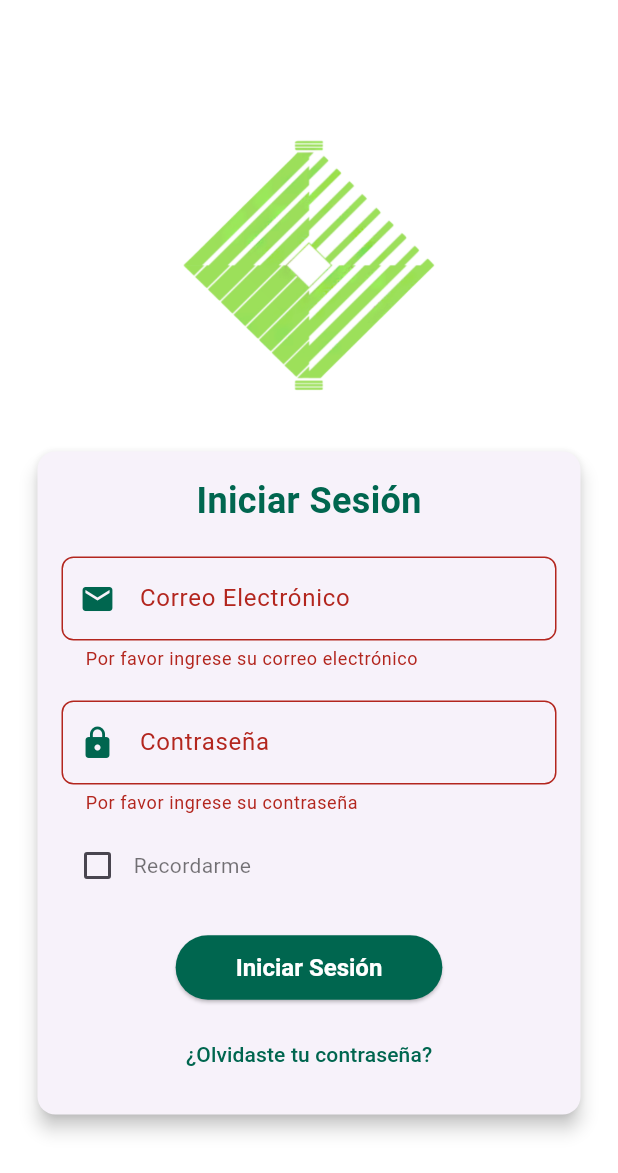
After one commit to Arielo16/UniTask, a Flutter app: the screen it shows after launch, after a tap on "Iniciar Sesión", on a phone screen of 412 x 824 dp. The commit adds this screen. Shown: the top 1173 px of the screen. Run offline on Flutter 3.47's test engine with Material 3 defaults, Android fonts, the phone set to English and light mode, and no system bars; network calls fail.

Commit message:
Update Inicio de sesión en movil

```diff
--- a/Movil/unitask_movil/lib/main.dart
+++ b/Movil/unitask_movil/lib/main.dart
@@ -1,6 +1,6 @@
 // lib/main.dart
 import 'package:flutter/material.dart';
-import 'screens/home_screen.dart';
+import 'screens/login_screen.dart';
 
 void main() {
   runApp(MyApp());
@@ -17,7 +17,7 @@ class MyApp extends StatelessWidget {
         primarySwatch: Colors.green,
         visualDensity: VisualDensity.adaptivePlatformDensity,
       ),
-      home: HomeScreen(),
+      home: LoginScreen(),
     );
   }
 }
--- /dev/null
+++ b/Movil/unitask_movil/lib/screens/login_screen.dart
@@ -0,0 +1,95 @@
+import 'package:flutter/material.dart';
+import '../services/api_service.dart';
+import '../widgets/card_inicio_sesion.dart';
+import 'home_screen.dart';
+
+class LoginScreen extends StatefulWidget {
+  const LoginScreen({super.key});
+
+  @override
+  _LoginScreenState createState() => _LoginScreenState();
+}
+
+class _LoginScreenState extends State<LoginScreen> {
+  final _formKey = GlobalKey<FormState>();
+  final TextEditingController _emailController = TextEditingController();
+  final TextEditingController _passwordController = TextEditingController();
+  bool _rememberMe = false;
+  bool _isLoading = false;
+
+  @override
+  void dispose() {
+    _emailController.dispose();
+    _passwordController.dispose();
+    super.dispose();
+  }
+
+  void _login() async {
+    if (_formKey.currentState!.validate()) {
+      setState(() {
+        _isLoading = true;
+      });
+
+      final apiService = ApiService();
+      final success = await apiService.login(
+        _emailController.text,
+        _passwordController.text,
+      );
+
+      setState(() {
+        _isLoading = false;
+      });
+
+      if (success) {
+        Navigator.pushReplacement(
+          context,
+          MaterialPageRoute(builder: (context) => const HomeScreen()),
+        );
+      } else {
+        ScaffoldMessenger.of(context).showSnackBar(
+          const SnackBar(content: Text('Error al iniciar sesión')),
+        );
+      }
+    }
+  }
+
+  @override
+  Widget build(BuildContext context) {
+    return Scaffold(
+      body: Container(
+        color: Colors.white,
+        child: Center(
+          child: SingleChildScrollView(
+            child: Padding(
+              padding: const EdgeInsets.all(16.0),
+              child: Column(
+                mainAxisSize: MainAxisSize.min,
+                children: [
+                  Image.asset(
+                    'lib/assets/UTM_Logo.png', // Ruta de tu logo
+                    height: 200, // Increased height
+                  ),
+                  const SizedBox(height: 20),
+                  _isLoading
+                      ? const CircularProgressIndicator()
+                      : CardInicioSesion(
+                          formKey: _formKey,
+                          emailController: _emailController,
+                          passwordController: _passwordController,
+                          rememberMe: _rememberMe,
+                          onRememberMeChanged: (value) {
+                            setState(() {
+                              _rememberMe = value!;
+                            });
+                          },
+                          onLogin: _login,
+                        ),
+                ],
+              ),
+            ),
+          ),
+        ),
+      ),
+    );
+  }
+}
--- /dev/null
+++ b/Movil/unitask_movil/lib/widgets/card_inicio_sesion.dart
@@ -0,0 +1,138 @@
+import 'package:flutter/material.dart';
+
+class CardInicioSesion extends StatelessWidget {
+  final GlobalKey<FormState> formKey;
+  final TextEditingController emailController;
+  final TextEditingController passwordController;
+  final bool rememberMe;
+  final Function(bool?) onRememberMeChanged;
+  final VoidCallback onLogin;
+
+  const CardInicioSesion({
+    super.key,
+    required this.formKey,
+    required this.emailController,
+    required this.passwordController,
+    required this.rememberMe,
+    required this.onRememberMeChanged,
+    required this.onLogin,
+  });
+
+  @override
+  Widget build(BuildContext context) {
+    return Center(
+      child: SizedBox(
+        width: 370,
+        child: Card(
+          elevation: 5,
+          shape: RoundedRectangleBorder(
+            borderRadius: BorderRadius.circular(12),
+          ),
+          child: Padding(
+            padding: const EdgeInsets.all(16.0),
+            child: Form(
+              key: formKey,
+              child: Column(
+                mainAxisSize: MainAxisSize.min,
+                children: [
+                  const Text(
+                    'Iniciar Sesión',
+                    style: TextStyle(
+                      fontSize: 24,
+                      fontWeight: FontWeight.bold,
+                      color: Color(0xFF00664F),
+                    ),
+                  ),
+                  const SizedBox(height: 20),
+                  TextFormField(
+                    controller: emailController,
+                    decoration: InputDecoration(
+                      labelText: 'Correo Electrónico',
+                      border: OutlineInputBorder(
+                        borderRadius: BorderRadius.circular(8),
+                      ),
+                      prefixIcon:
+                          const Icon(Icons.email, color: Color(0xFF00664F)),
+                    ),
+                    validator: (value) {
+                      if (value == null || value.isEmpty) {
+                        return 'Por favor ingrese su correo electrónico';
+                      }
+                      if (!value.contains('@')) {
+                        return 'Ingrese un correo válido';
+                      }
+                      return null;
+                    },
+                  ),
+                  const SizedBox(height: 20),
+                  TextFormField(
+                    controller: passwordController,
+                    decoration: InputDecoration(
+                      labelText: 'Contraseña',
+                      border: OutlineInputBorder(
+                        borderRadius: BorderRadius.circular(8),
+                      ),
+                      prefixIcon:
+                          const Icon(Icons.lock, color: Color(0xFF00664F)),
+                    ),
+                    obscureText: true,
+                    validator: (value) {
+                      if (value == null || value.isEmpty) {
+                        return 'Por favor ingrese su contraseña';
+                      }
+                      if (value.length < 6) {
+                        return 'La contraseña debe tener al menos 6 caracteres';
+                      }
+                      return null;
+                    },
+                  ),
+                  const SizedBox(height: 10),
+                  Row(
+                    children: [
+                      Checkbox(
+                        value: rememberMe,
+                        onChanged: onRememberMeChanged,
+                        activeColor: const Color(0xFF00664F),
+                      ),
+                      const Text(
+                        'Recordarme',
+                        style: TextStyle(color: Colors.black54),
+                      ),
+                    ],
+                  ),
+                  const SizedBox(height: 20),
+                  ElevatedButton(
+                    onPressed: onLogin,
+                    style: ElevatedButton.styleFrom(
+                      backgroundColor: const Color(0xFF00664F),
+                      padding: const EdgeInsets.symmetric(
+                        horizontal: 40,
+                        vertical: 12,
+                      ),
+                      textStyle: const TextStyle(
+                        fontSize: 16,
+                        fontWeight: FontWeight.bold,
+                      ),
+                    ),
+                    child: const Text('Iniciar Sesión',
+                        style: TextStyle(color: Colors.white)),
+                  ),
+                  const SizedBox(height: 10),
+                  TextButton(
+                    onPressed: () {
+                      // Navegar a la pantalla de recuperación de contraseña
+                    },
+                    child: const Text(
+                      '¿Olvidaste tu contraseña?',
+                      style: TextStyle(color: Color(0xFF00664F)),
+                    ),
+                  ),
+                ],
+              ),
+            ),
+          ),
+        ),
+      ),
+    );
+  }
+}
--- a/Movil/unitask_movil/pubspec.yaml
+++ b/Movil/unitask_movil/pubspec.yaml
@@ -22,3 +22,5 @@ dev_dependencies:
 
 flutter:
   uses-material-design: true
+  assets:
+    - lib/assets/UTM_Logo.png
```
Also changed, not shown: Movil/unitask_movil/lib/screens/home_screen.dart (+87 -45 lines), Movil/unitask_movil/lib/services/api_service.dart (+24 -0 lines), Movil/unitask_movil/lib/assets/UTM_Logo.png (added), 1 other file.
